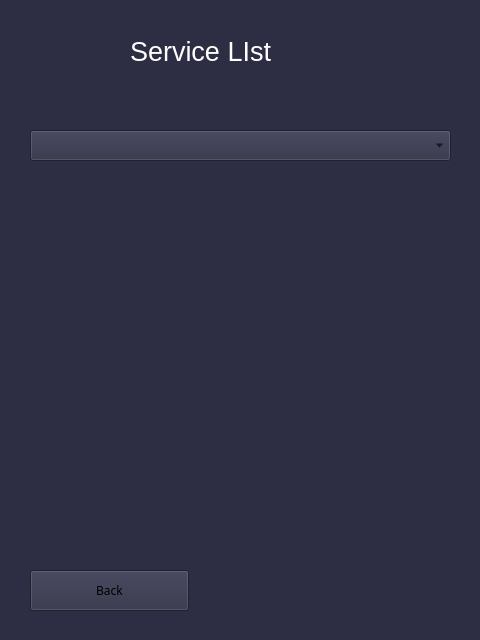
Old version of the form file_ui/service_list.ui in the repository Ghazimuhammad/Reservasi-Bengkel.
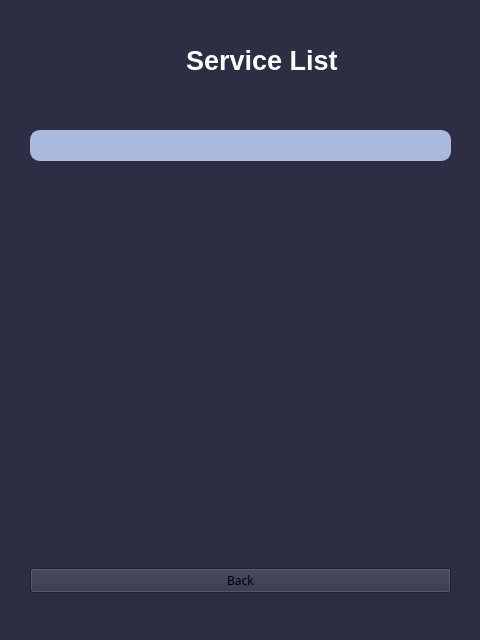
New version of the form. Icons and pictures are not drawn.

What changed in the file:
```diff
--- a/file_ui/service_list.ui
+++ b/file_ui/service_list.ui
@@ -27,35 +27,65 @@
      </rect>
     </property>
     <property name="styleSheet">
-     <string notr="true">/* QCOMBOBOX */
-QComboBox {
-    background-color: #F59AB6;
-    color: white;
+     <string notr="true">QComboBox {
+    background-color: #aabade;
+    border: 2px solid #aabade;
+    border-radius: 10px;
+    padding: 8px 16px;
+    font-size: 16px;
+    min-width: 150px;
+    color: #ffffff;  /* Text color */
+    selection-background-color: #aabade;
+}
+
+QComboBox::drop-down {
+    background-color: #aabade;
     border: none;
-    border-radius: 3px;
-    padding: 5px 10px;
+    width: 30px;
+    border-top-right-radius: 10px;
+    border-bottom-right-radius: 10px;
 }
 
-QComboBox:hover {
-    background-color: rgb(186, 117, 139);
+QComboBox::down-arrow {
+    image: url(down_arrow.png);
+    width: 15px;
+    height: 15px;
 }
 
-QComboBox:pressed {
-    background-color: rgb(109, 68, 81);
-}
-
-color: rgb(255, 255, 255);</string>
+QComboBox QAbstractItemView {
+    border: 1px solid #ccc;
+    border-radius: 5px;
+    background-color: #2D2E43;  /* Item view background color */
+    selection-background-color: #aabade;
+    selection-color: #ffffff;  /* Item view text color */
+    min-width: 150px;
+    font-size: 16px;
+}</string>
     </property>
    </widget>
-   <widget class="QPushButton" name="push_back">
+   <widget class="QWidget" name="verticalLayoutWidget">
     <property name="geometry">
      <rect>
       <x>30</x>
-      <y>570</y>
-      <width>159</width>
+      <y>170</y>
+      <width>431</width>
+      <height>381</height>
+     </rect>
+    </property>
+    <layout class="QVBoxLayout" name="verticalLayout"/>
+   </widget>
+   <widget class="QWidget" name="horizontalLayoutWidget">
+    <property name="geometry">
+     <rect>
+      <x>30</x>
+      <y>560</y>
+      <width>421</width>
       <height>41</height>
      </rect>
     </property>
+    <layout class="QHBoxLayout" name="horizontalLayout">
+     <item>
+      <widget class="QPushButton" name="push_back">
     <property name="font">
      <font>
       <family>Roboto Slab</family>
@@ -88,42 +118,40 @@
      <string>Back</string>
     </property>
    </widget>
-   <widget class="QLabel" name="label">
-    <property name="geometry">
-     <rect>
-      <x>130</x>
-      <y>6</y>
-      <width>341</width>
-      <height>91</height>
-     </rect>
-    </property>
-    <property name="text">
-     <string>&lt;html&gt;&lt;head/&gt;&lt;body&gt;&lt;p&gt;&lt;span style=&quot; font-size:20pt; color:#ffffff;&quot;&gt;Service LIst&lt;/span&gt;&lt;/p&gt;&lt;/body&gt;&lt;/html&gt;</string>
-    </property>
+     </item>
+    </layout>
    </widget>
-   <widget class="QLabel" name="logo_sparepart">
+   <widget class="QWidget" name="horizontalLayoutWidget_2">
     <property name="geometry">
      <rect>
-      <x>20</x>
+      <x>30</x>
       <y>20</y>
-      <width>91</width>
-      <height>71</height>
+      <width>431</width>
+      <height>81</height>
      </rect>
+    </property>
+    <layout class="QHBoxLayout" name="horizontalLayout_2">
+     <item>
+      <widget class="QLabel" name="logo_sparepart">
+       <property name="maximumSize">
+        <size>
+         <width>150</width>
+         <height>16777215</height>
+        </size>
     </property>
     <property name="text">
      <string/>
     </property>
    </widget>
-   <widget class="QWidget" name="verticalLayoutWidget">
-    <property name="geometry">
-     <rect>
-      <x>30</x>
-      <y>170</y>
-      <width>421</width>
-      <height>381</height>
-     </rect>
-    </property>
-    <layout class="QVBoxLayout" name="verticalLayout"/>
+     </item>
+     <item>
+      <widget class="QLabel" name="label">
+       <property name="text">
+        <string>&lt;html&gt;&lt;head/&gt;&lt;body&gt;&lt;p&gt;&lt;span style=&quot; font-size:20pt; font-weight:600; color:#ffffff;&quot;&gt;Service List&lt;/span&gt;&lt;/p&gt;&lt;/body&gt;&lt;/html&gt;</string>
+       </property>
+      </widget>
+     </item>
+    </layout>
    </widget>
   </widget>
   <widget class="QStatusBar" name="statusbar"/>
```
Lines whose indentation alone changed are shown as unchanged.
